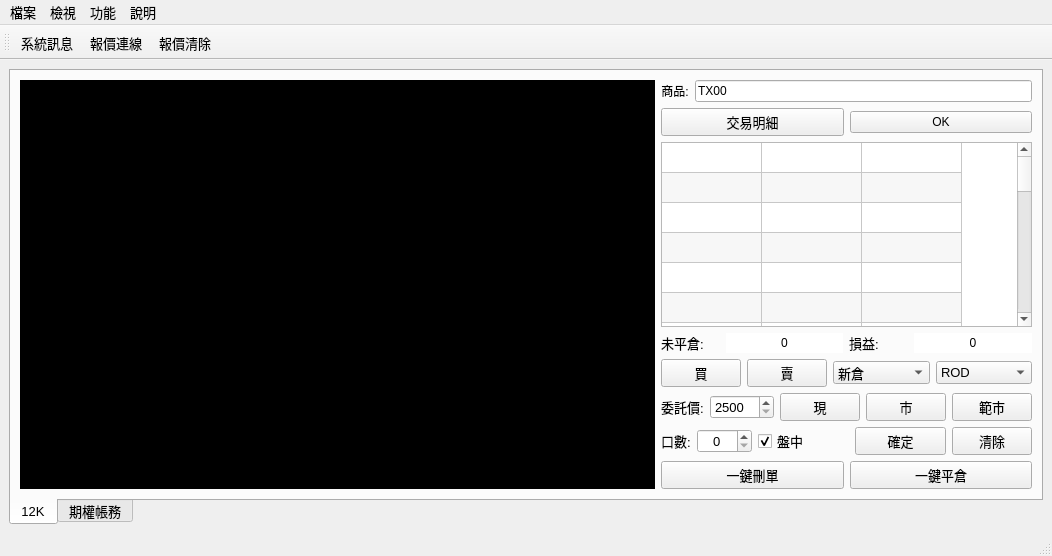
Above: APIver2/UI/MainWindow.ui from clamgee/python-code before the change. Below: the same form after it.
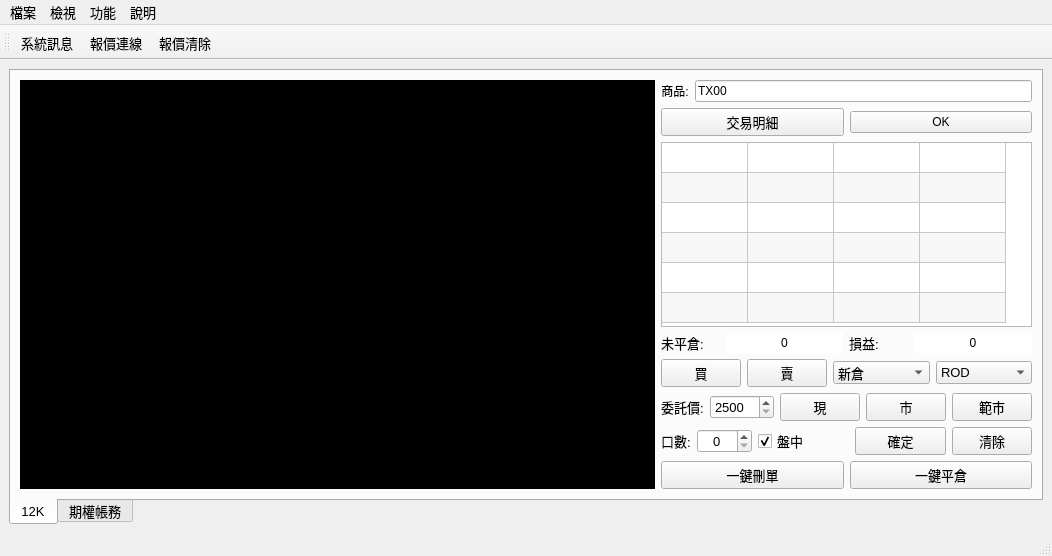
That is the form after the change. Custom widgets are drawn as their Qt base class.

```diff
--- a/APIver2/UI/MainWindow.ui
+++ b/APIver2/UI/MainWindow.ui
@@ -121,10 +121,10 @@
                <enum>Qt::ElideMiddle</enum>
               </property>
               <property name="rowCount">
-               <number>27</number>
+               <number>6</number>
               </property>
               <property name="columnCount">
-               <number>3</number>
+               <number>4</number>
               </property>
               <attribute name="horizontalHeaderVisible">
                <bool>false</bool>
@@ -133,7 +133,10 @@
                <bool>true</bool>
               </attribute>
               <attribute name="horizontalHeaderMinimumSectionSize">
-               <number>24</number>
+               <number>22</number>
+              </attribute>
+              <attribute name="horizontalHeaderDefaultSectionSize">
+               <number>86</number>
               </attribute>
               <attribute name="verticalHeaderVisible">
                <bool>false</bool>
@@ -150,27 +153,7 @@
               <row/>
               <row/>
               <row/>
-              <row/>
-              <row/>
-              <row/>
-              <row/>
-              <row/>
-              <row/>
-              <row/>
-              <row/>
-              <row/>
-              <row/>
-              <row/>
-              <row/>
-              <row/>
-              <row/>
-              <row/>
-              <row/>
-              <row/>
-              <row/>
-              <row/>
-              <row/>
-              <row/>
+              <column/>
               <column/>
               <column/>
               <column/>
```
